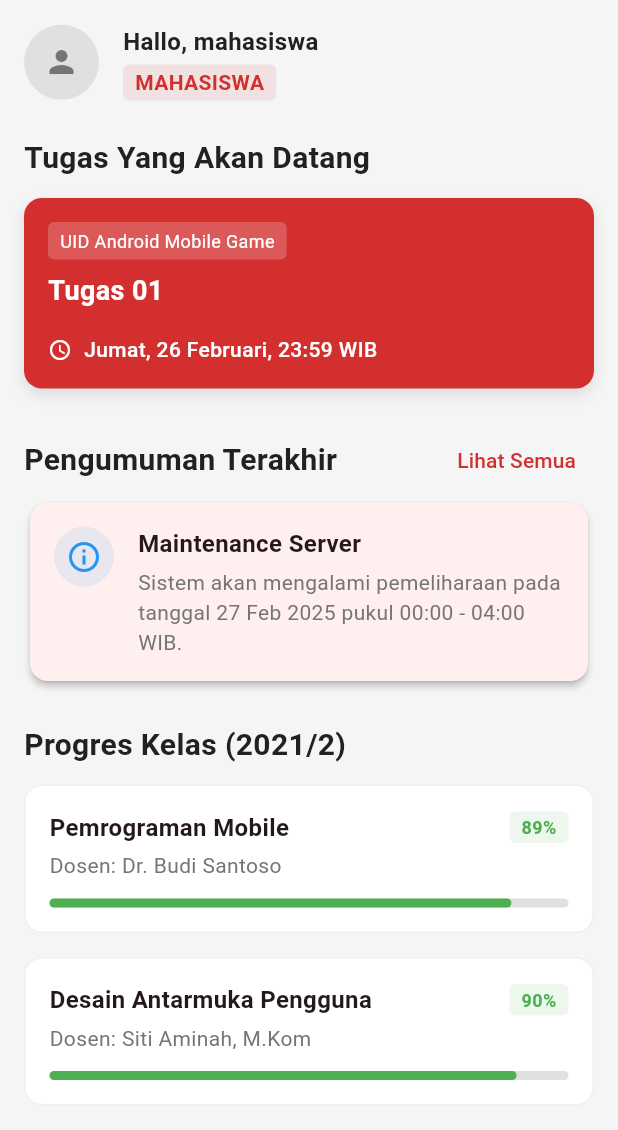
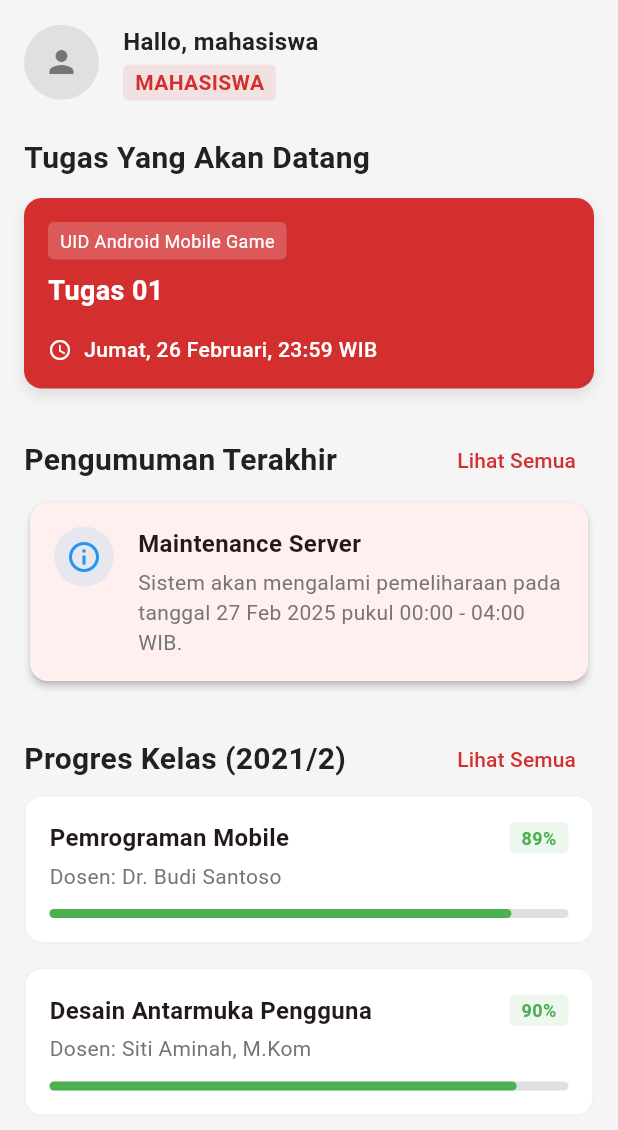
Before and after one commit to KhoirunNisa21/app-celoe, a Flutter app: the HomeScreen screen opened directly, on a phone screen of 412 x 824 dp. Shown: the top 1130 px of the screen. Run offline on Flutter 3.47's test engine with Material 3 defaults, Android fonts, the phone set to English and light mode, and no system bars.

Commit message:
mengimplementasikan tampilan progres kelasnya satu persatu

```diff
--- a/lib/features/course/widgets/class_card.dart
+++ b/lib/features/course/widgets/class_card.dart
@@ -38,7 +38,11 @@ class ClassCard extends StatelessWidget {
         child: InkWell(
           borderRadius: BorderRadius.circular(16),
           onTap: () {
-            // Navigate to course details (to be implemented)
+            Navigator.pushNamed(
+              context,
+              '/course-detail',
+              arguments: title,
+            );
           },
           child: Padding(
             padding: const EdgeInsets.all(16.0),
--- a/lib/features/dashboard/screens/home_screen.dart
+++ b/lib/features/dashboard/screens/home_screen.dart
@@ -1,5 +1,7 @@
 import 'package:flutter/material.dart';
 import '../../../core/constants.dart';
+import '../widgets/class_progress_card.dart';
+import 'class_progress_screen.dart';
 
 class HomeScreen extends StatelessWidget {
   const HomeScreen({super.key});
@@ -205,6 +207,8 @@ class _AnnouncementsSection extends StatelessWidget {
   }
 }
 
+
+
 class _AcademicProgressSection extends StatelessWidget {
   const _AcademicProgressSection();
 
@@ -213,74 +217,35 @@ class _AcademicProgressSection extends StatelessWidget {
     return Column(
       crossAxisAlignment: CrossAxisAlignment.start,
       children: [
-        Text('Progres Kelas (2021/2)', style: AppTextStyles.heading2),
-        const SizedBox(height: 12),
-        _buildProgressItem(
-          'Pemrograman Mobile',
-          'Dosen: Dr. Budi Santoso',
-          0.89,
-          '89%',
+        Row(
+          mainAxisAlignment: MainAxisAlignment.spaceBetween,
+          children: [
+            Text('Progres Kelas (2021/2)', style: AppTextStyles.heading2),
+            TextButton(
+              onPressed: () {
+                Navigator.push(
+                  context,
+                  MaterialPageRoute(builder: (context) => const ClassProgressScreen()),
+                );
+              },
+              child: const Text('Lihat Semua'),
+            ),
+          ],
         ),
-        const SizedBox(height: 16),
-        _buildProgressItem(
-          'Desain Antarmuka Pengguna',
-          'Dosen: Siti Aminah, M.Kom',
-          0.90,
-          '90%',
+        // No SizedBox needed as TextButton has padding
+        const ClassProgressCard(
+          title: 'Pemrograman Mobile',
+          subtitle: 'Dosen: Dr. Budi Santoso',
+          progress: 0.89,
+          progressLabel: '89%',
+        ),
+        const ClassProgressCard(
+          title: 'Desain Antarmuka Pengguna',
+          subtitle: 'Dosen: Siti Aminah, M.Kom',
+          progress: 0.90,
+          progressLabel: '90%',
         ),
       ],
     );
   }
-
-  Widget _buildProgressItem(String title, String subtitle, double progress, String progressLabel) {
-    return Container(
-      padding: const EdgeInsets.all(16),
-      decoration: BoxDecoration(
-        color: Colors.white,
-        borderRadius: BorderRadius.circular(12),
-        border: Border.all(color: AppColors.grey.withOpacity(0.5)),
-      ),
-      child: Column(
-        crossAxisAlignment: CrossAxisAlignment.start,
-        children: [
-          Row(
-            mainAxisAlignment: MainAxisAlignment.spaceBetween,
-            children: [
-              Expanded(
-                child: Text(
-                  title,
-                  style: const TextStyle(fontWeight: FontWeight.bold, fontSize: 16),
-                ),
-              ),
-              Container(
-                padding: const EdgeInsets.symmetric(horizontal: 8, vertical: 2),
-                decoration: BoxDecoration(
-                  color: Colors.green.withOpacity(0.1),
-                  borderRadius: BorderRadius.circular(4),
-                ),
-                child: Text(
-                  progressLabel,
-                  style: const TextStyle(
-                    color: Colors.green,
-                    fontWeight: FontWeight.bold,
-                    fontSize: 12,
-                  ),
-                ),
-              ),
-            ],
-          ),
-          const SizedBox(height: 4),
-          Text(subtitle, style: AppTextStyles.caption),
-          const SizedBox(height: 12),
-          LinearProgressIndicator(
-            value: progress,
-            backgroundColor: AppColors.grey,
-            valueColor: const AlwaysStoppedAnimation<Color>(Colors.green),
-            minHeight: 6,
-            borderRadius: BorderRadius.circular(3),
-          ),
-        ],
-      ),
-    );
-  }
 }
--- /dev/null
+++ b/lib/features/dashboard/widgets/class_progress_card.dart
@@ -0,0 +1,81 @@
+import 'package:flutter/material.dart';
+import '../../../../core/constants.dart';
+
+class ClassProgressCard extends StatelessWidget {
+  final String title;
+  final String subtitle;
+  final double progress;
+  final String progressLabel;
+
+  const ClassProgressCard({
+    super.key,
+    required this.title,
+    required this.subtitle,
+    required this.progress,
+    required this.progressLabel,
+  });
+
+  @override
+  Widget build(BuildContext context) {
+    return InkWell(
+      onTap: () {
+        Navigator.pushNamed(
+          context,
+          '/course-detail',
+          arguments: title,
+        );
+      },
+      child: Container(
+        margin: const EdgeInsets.only(bottom: 16),
+        padding: const EdgeInsets.all(16),
+        decoration: BoxDecoration(
+          color: Colors.white,
+          borderRadius: BorderRadius.circular(12),
+          border: Border.all(color: AppColors.grey.withOpacity(0.5)),
+        ),
+        child: Column(
+          crossAxisAlignment: CrossAxisAlignment.start,
+          children: [
+            Row(
+              mainAxisAlignment: MainAxisAlignment.spaceBetween,
+              children: [
+                Expanded(
+                  child: Text(
+                    title,
+                    style: const TextStyle(fontWeight: FontWeight.bold, fontSize: 16),
+                  ),
+                ),
+                Container(
+                  margin: const EdgeInsets.only(left: 8),
+                  padding: const EdgeInsets.symmetric(horizontal: 8, vertical: 2),
+                  decoration: BoxDecoration(
+                    color: Colors.green.withOpacity(0.1),
+                    borderRadius: BorderRadius.circular(4),
+                  ),
+                  child: Text(
+                    progressLabel,
+                    style: const TextStyle(
+                      color: Colors.green,
+                      fontWeight: FontWeight.bold,
+                      fontSize: 12,
+                    ),
+                  ),
+                ),
+              ],
+            ),
+            const SizedBox(height: 4),
+            Text(subtitle, style: AppTextStyles.caption),
+            const SizedBox(height: 12),
+            LinearProgressIndicator(
+              value: progress,
+              backgroundColor: AppColors.grey,
+              valueColor: const AlwaysStoppedAnimation<Color>(Colors.green),
+              minHeight: 6,
+              borderRadius: BorderRadius.circular(3),
+            ),
+          ],
+        ),
+      ),
+    );
+  }
+}
```
Also changed, not shown: lib/features/course/screens/course_detail_screen.dart (+23 -16 lines), lib/features/course/widgets/course_materials_view.dart (added, +71 -0 lines), lib/features/course/widgets/material_item_card.dart (added, +72 -0 lines), lib/features/dashboard/screens/class_progress_screen.dart (added, +79 -0 lines), 1 other file.
